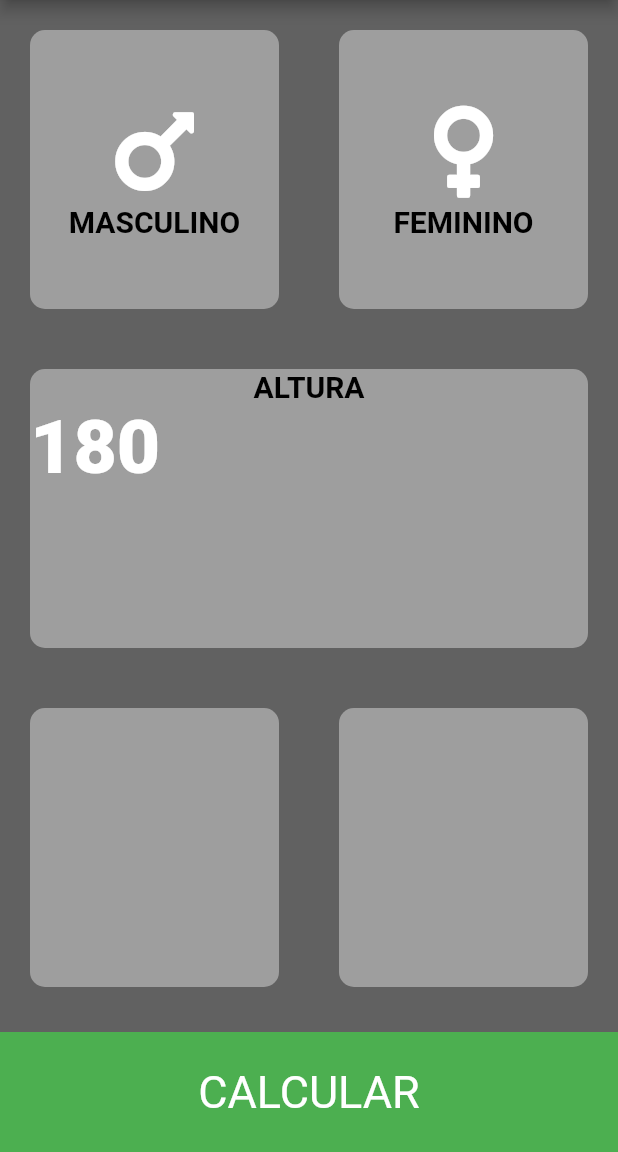
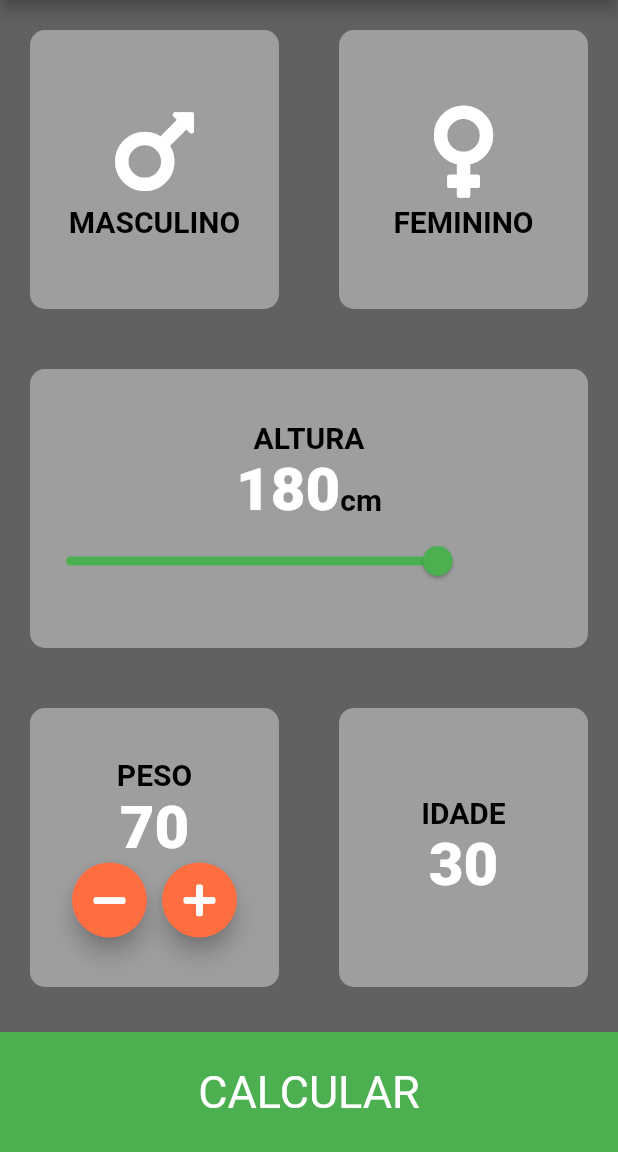
Before and after one commit to marleilson/calculadora, a Flutter app: the screen it shows after launch, on a phone screen of 412 x 824 dp, the part 84-1236 px from its top. Run offline on Flutter 3.47's test engine with Material 2 defaults, Android fonts, the phone set to English and light mode, and no system bars; our stand-ins replace font_awesome_flutter.

Commit message:
avanço no projeto com adição das funções de altura, peso e idade

```diff
--- /dev/null
+++ b/lib/botaoPersonalizado.dart
@@ -0,0 +1,24 @@
+import 'package:calculadora/constantes.dart';
+import 'package:flutter/material.dart';
+import 'package:calculadora/tela_principal.dart';
+
+class Botoes extends StatelessWidget {
+  Botoes({required this.iconeBotao});
+   final IconData iconeBotao;
+
+
+  @override
+  Widget build(BuildContext context) {
+    return RawMaterialButton(
+      child: Icon(iconeBotao),
+        onPressed: () {},
+    elevation: 6.0,
+      shape: CircleBorder(),
+      fillColor: corDosBotoes,
+      constraints: BoxConstraints.tightFor(
+        width: 50,
+        height: 50,
+      ),
+    );
+  }
+}
--- /dev/null
+++ b/lib/constantes.dart
@@ -0,0 +1,18 @@
+import 'package:flutter/material.dart';
+
+const corAtivaCartaoPadrao = Colors.green;
+const corInativaCartaoPadrao = Color(0xFF9E9E9E);
+const corDosBotoes = Colors.deepOrangeAccent;
+const barrainferior = 80.0;
+const corBarrainferior = Colors.green;
+
+//estilo do componentes em branco como icons, numeros
+const styleDoTexto = TextStyle(
+    fontSize: 40.0,
+    fontWeight: FontWeight.w900);
+
+//estilo das descrições: ALTURA, PESO, IDADE, SEXO
+const styleDaDescricao = TextStyle(
+    fontSize: 20.0,
+    color: Colors.black,
+    fontWeight: FontWeight.w700);
--- a/lib/tela_principal.dart
+++ b/lib/tela_principal.dart
@@ -2,12 +2,9 @@ import 'package:calculadora/filhocartao.dart';
 import 'package:flutter/material.dart';
 import 'cartaopadrao.dart';
 import 'package:font_awesome_flutter/font_awesome_flutter.dart';
+import 'package:calculadora/constantes.dart';
+import 'package:calculadora/botaoPersonalizado.dart';
 
-const corAtivaCartaoPadrao = Colors.green;
-const corInativaCartaoPadrao = Color(0xFF9E9E9E);
-const barrainferior = 80.0;
-const corBarrainferior = Colors.green;
-const styleDoTexto = TextStyle(fontSize: 50.0, fontWeight: FontWeight.w900);
 
 enum CorSexo {
   Masculino,
@@ -24,6 +21,9 @@ class Telaprincipal extends StatefulWidget {
 class _TelaprincipalState extends State<Telaprincipal> {
 
   CorSexo? sexoSelecionado;
+  int altura = 180;
+  int peso = 70;
+  int idade = 30;
 
 
   @override
@@ -40,6 +40,7 @@ class _TelaprincipalState extends State<Telaprincipal> {
         body: Column(
           children: [
             Expanded(
+
               child: Row(
                 children: [
                   Expanded(
@@ -83,20 +84,36 @@ class _TelaprincipalState extends State<Telaprincipal> {
                 Expanded(
                   child: CartaoPadrao(
                     filhoCartao: Column(
+                      mainAxisAlignment: MainAxisAlignment.center,
                       children:[
                         Text('ALTURA',
-                        style: TextStyle(
-                            fontSize: 20.0,
-                            color: Colors.black,
-                            fontWeight: FontWeight.w700),
+                        style: styleDaDescricao,
                         ),
                         Row(
+                          mainAxisAlignment: MainAxisAlignment.center,
+                          crossAxisAlignment: CrossAxisAlignment.baseline,
+                          textBaseline: TextBaseline.alphabetic,
                           children: [
-                            Text('180',
+                            Text(altura.toString(),
                                 style:styleDoTexto,
                             ),
+                            Text('cm',
+                              style: styleDaDescricao,
+                            )
+                            //Text(data),
                           ],
-
+                        ),
+                        Slider(
+                          activeColor: corAtivaCartaoPadrao,
+                          inactiveColor: corInativaCartaoPadrao,
+                            onChanged: (double novoValor) {
+                              setState(() {
+                                altura = novoValor.round();
+                              });
+                            },
+                            value: altura.toDouble(),
+                            min: 50.0,
+                            max: 220.0,
                         ),
                       ],
                     ),
@@ -112,11 +129,47 @@ class _TelaprincipalState extends State<Telaprincipal> {
                   Expanded(
                     child: CartaoPadrao(
                       cor: corInativaCartaoPadrao,
+                      filhoCartao: Column(
+                        mainAxisAlignment: MainAxisAlignment.center,
+                        children: [
+                          Text('PESO',
+                          style: styleDaDescricao,
+                          ),
+                          Text(peso.toString(),
+                          style: styleDoTexto,
+                          ),
+                          Row(
+                            mainAxisAlignment: MainAxisAlignment.center,
+                            children: [
+                              Botoes(
+                                iconeBotao: FontAwesomeIcons.minus,
+                              ),
+                              SizedBox(
+                                width: 10,
+                              ),
+                              Botoes(
+                                iconeBotao: FontAwesomeIcons.plus,
+                              ),
+                            ],
+                          ),
+                        ],
+                      ),
                     ),
                   ),
                   Expanded(
                     child: CartaoPadrao(
                       cor: corInativaCartaoPadrao,
+                      filhoCartao: Column(
+                        mainAxisAlignment: MainAxisAlignment.center,
+                        children: [
+                          Text('IDADE',
+                            style: styleDaDescricao,
+                          ),
+                          Text(idade.toString(),
+                            style: styleDoTexto,
+                          ),
+                        ],
+                      ),
                     ),
                   ),
                 ],
```
